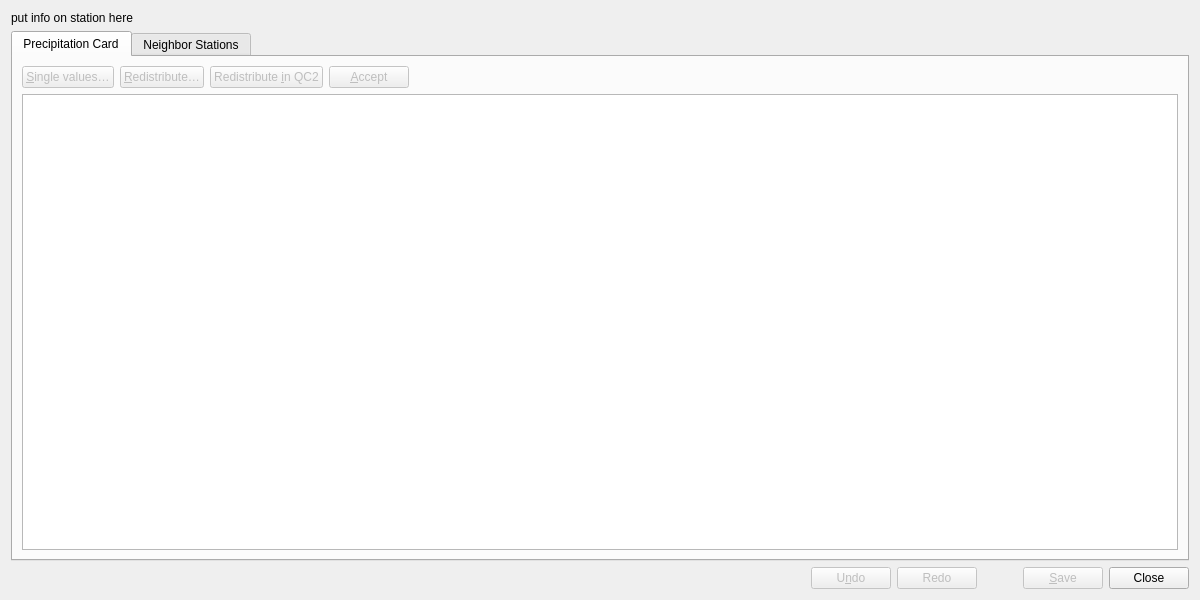
Before: the Qt Designer form WatchRR2/watchrr_main.ui in metno/kvhqc, drawn with Qt 5.
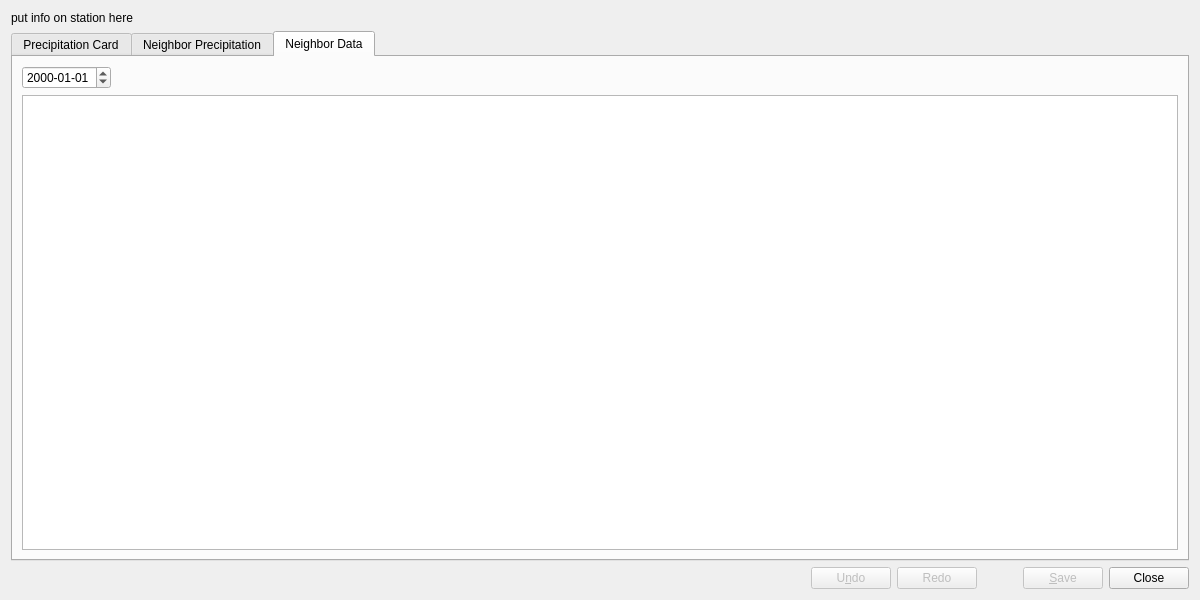
After: the same form once the commit is applied. The open tabs and pages were chosen to show the change. Custom widgets are drawn as their Qt base class.

Commit message:
added preliminary neighbor data table
 * like "precipitation card", but for all neighbors at a given date
 * table headers still missing

```diff
--- a/WatchRR2/watchrr_main.ui
+++ b/WatchRR2/watchrr_main.ui
@@ -117,11 +117,52 @@
      </widget>
      <widget class="QWidget" name="tabNeighbors">
       <attribute name="title">
-       <string>Neighbor Stations</string>
+       <string>Neighbor Precipitation</string>
       </attribute>
       <layout class="QVBoxLayout" name="verticalLayout_3">
        <item>
-        <widget class="QTableView" name="neighborTable">
+        <widget class="QTableView" name="tableNeighborRR">
+         <property name="selectionMode">
+          <enum>QAbstractItemView::ContiguousSelection</enum>
+         </property>
+         <attribute name="verticalHeaderDefaultSectionSize">
+          <number>20</number>
+         </attribute>
+        </widget>
+       </item>
+      </layout>
+     </widget>
+     <widget class="QWidget" name="tabNeighborData">
+      <attribute name="title">
+       <string>Neighbor Data</string>
+      </attribute>
+      <layout class="QVBoxLayout" name="verticalLayout_4">
+       <item>
+        <layout class="QHBoxLayout" name="horizontalLayout_3">
+         <item>
+          <widget class="MiDateTimeEdit" name="dateNeighborData">
+           <property name="displayFormat">
+            <string notr="true">yyyy-MM-dd</string>
+           </property>
+          </widget>
+         </item>
+         <item>
+          <spacer name="horizontalSpacer">
+           <property name="orientation">
+            <enum>Qt::Horizontal</enum>
+           </property>
+           <property name="sizeHint" stdset="0">
+            <size>
+             <width>40</width>
+             <height>20</height>
+            </size>
+           </property>
+          </spacer>
+         </item>
+        </layout>
+       </item>
+       <item>
+        <widget class="QTableView" name="tableNeighborData">
          <property name="selectionMode">
           <enum>QAbstractItemView::ContiguousSelection</enum>
          </property>
@@ -228,6 +269,13 @@
    </item>
   </layout>
  </widget>
+ <customwidgets>
+  <customwidget>
+   <class>MiDateTimeEdit</class>
+   <extends>QDateEdit</extends>
+   <header>MiDateTimeEdit.hh</header>
+  </customwidget>
+ </customwidgets>
  <tabstops>
   <tabstop>rrTable</tabstop>
   <tabstop>buttonSave</tabstop>
```
Left out of the diff: 39 changed lines with no effect on the pictures. The commit also changes 38 other files.
